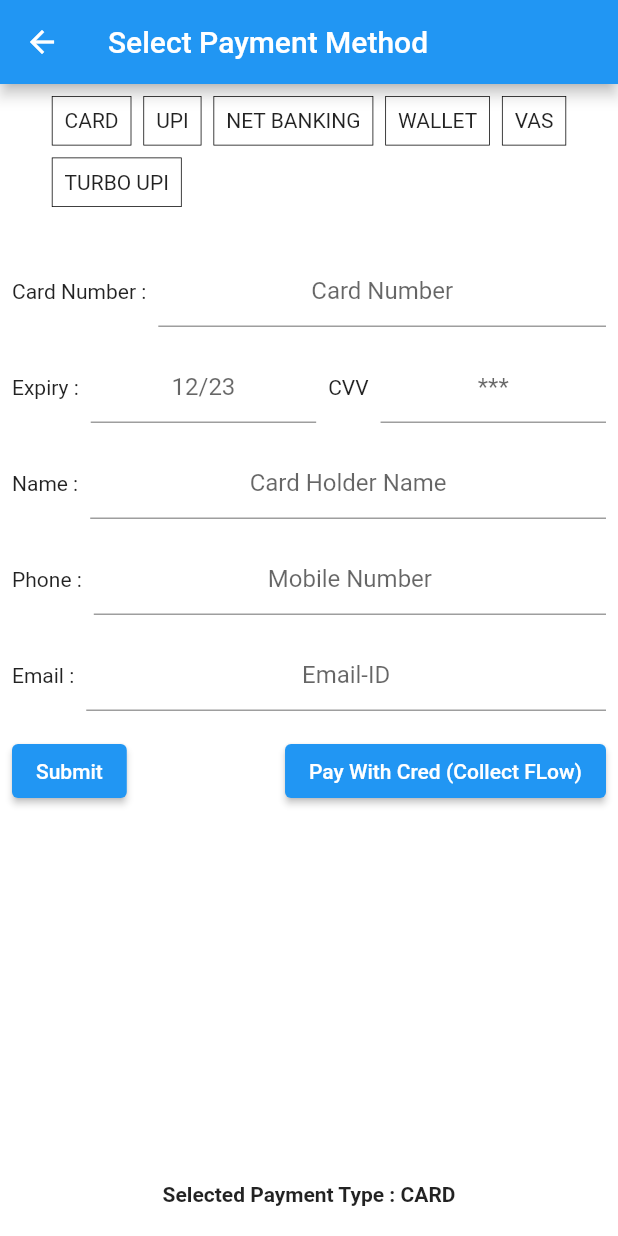
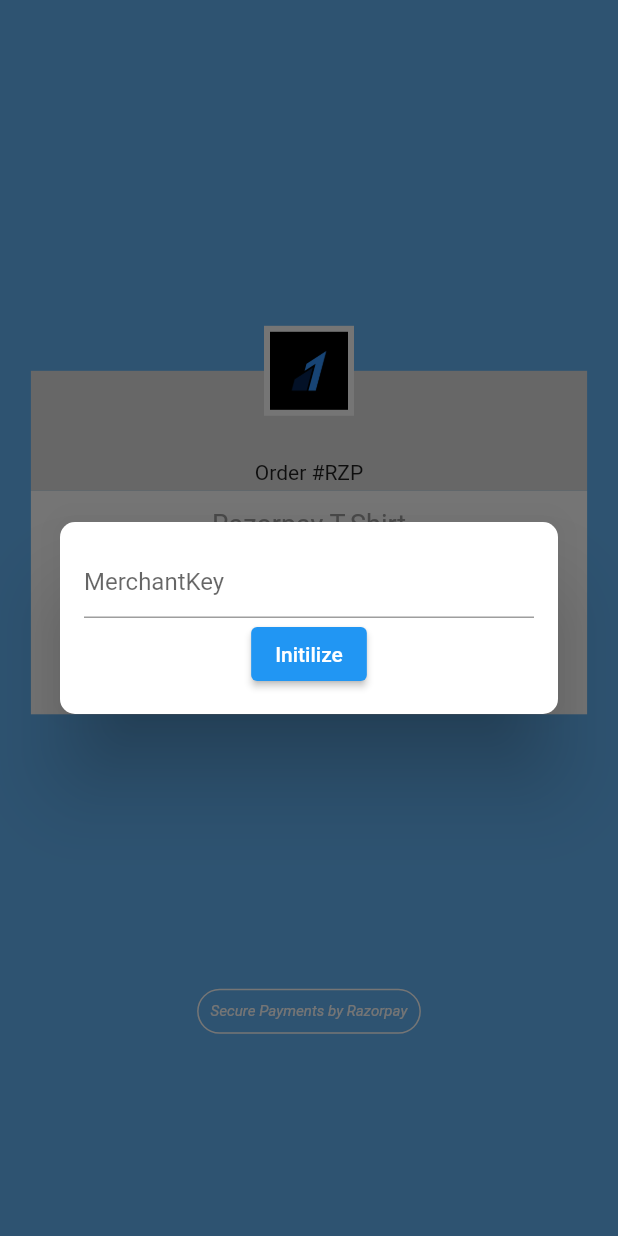
Before and after one commit to razorpay/razorpay-flutter-customui, a Flutter app: the screen it shows after launch, after a tap on "Purchase", on a phone screen of 412 x 824 dp. Run offline on Flutter 3.47's test engine with Material 2 defaults, Android fonts, the phone set to English and light mode, and no system bars; missing offline and left inert: dart:html, eventify.

Commit message:
Added popup for key input

```diff
--- a/example/lib/main.dart
+++ b/example/lib/main.dart
@@ -1,5 +1,6 @@
 import 'package:flutter/material.dart';
 import 'package:razorpay_flutter_customui_example/payment_slection_page.dart';
+import 'package:razorpay_flutter_customui_example/sdk_initilize_dialog.dart';
 
 void main() {
   runApp(MyApp());
@@ -93,13 +94,11 @@ class _MyHomePageState extends State<MyHomePage> {
                       SizedBox(height: 16.0),
                       ElevatedButton(
                         onPressed: () {
-                          Navigator.push(
-                            context,
-                            MaterialPageRoute(
-                              builder: (builder) {
-                                return PaymentSelectionPage();
-                              },
-                            ),
+                          showDialog(
+                            context: context,
+                            builder: (BuildContext context) {
+                              return SDKInitilizeDialog();
+                            },
                           );
                         },
                         child: Text('Purchase'),
--- a/example/lib/models/turbo_upi_model.dart
+++ b/example/lib/models/turbo_upi_model.dart
@@ -1,6 +1,5 @@
 
 class TurboUPIModel {
-  String? merchantKey;
   String? handle;
   String? mobileNumber;
 }
--- a/example/lib/payment_slection_page.dart
+++ b/example/lib/payment_slection_page.dart
@@ -19,6 +19,13 @@ import 'package:razorpay_flutter_customui/model/Error.dart';
 enum PaymentMethods { card, upi, nb, wallet, vas, turboUPI }
 
 class PaymentSelectionPage extends StatefulWidget {
+
+
+  late String sdkKey;
+  PaymentSelectionPage( String sdkKey){
+    this.sdkKey = sdkKey;
+  }
+
   @override
   _PaymentSelectionPageState createState() => _PaymentSelectionPageState();
 }
@@ -28,7 +35,7 @@ class _PaymentSelectionPageState extends State<PaymentSelectionPage> {
   String selectedPaymentType = 'CARD';
   PaymentMethods selectedMethod = PaymentMethods.card;
   CardInfoModel? cardInfoModel;
-  String key = "rzp_test_5sHeuuremkiApj"; //    //rzp_test_0wFRWIZnH65uny
+  String key ="" ; //
 
   String? availableUpiApps;
   bool showUpiApps = false;
@@ -45,7 +52,7 @@ class _PaymentSelectionPageState extends State<PaymentSelectionPage> {
   Map<dynamic, dynamic>? paymentMethods;
   List<NetBankingModel>? netBankingList;
   List<WalletModel>? walletsList;
-  late Razorpay _razorpay;
+
   Map<String, dynamic>? commonPaymentOptions;
   TextEditingController _controllerMerchantKey = new TextEditingController();
   TextEditingController _controllerHandle = new TextEditingController();
@@ -58,17 +65,21 @@ class _PaymentSelectionPageState extends State<PaymentSelectionPage> {
   // For Turbo UPI
   String turboUpiHandle = 'axisbank';
   String mobileNo = "";
+  late Razorpay _razorpay;
 
   @override
   void initState() {
     cardInfoModel = CardInfoModel();
     turboUPIModel = TurboUPIModel();
     initValueForTurboUPI();
-    _razorpay = Razorpay(key);
+    print("=====> sdk ${widget.sdkKey} ");
+     key = widget.sdkKey;
+     _razorpay = Razorpay(widget.sdkKey);
     _razorpay.on(Razorpay.EVENT_PAYMENT_SUCCESS, _handlePaymentSuccess);
     _razorpay.on(Razorpay.EVENT_PAYMENT_ERROR, _handlePaymentError);
     _razorpay.on(Razorpay.EVENT_UPI_TURBO_LINK_NEW_UPI_ACCOUNT, _handleNewUpiAccountResponse);
     fetchAllPaymentMethods();
+    print("=====> key ${key} ");
     netBankingOptions = {
       'key': key,
       'amount': 100,
@@ -101,7 +112,6 @@ class _PaymentSelectionPageState extends State<PaymentSelectionPage> {
   void initValueForTurboUPI(){
     _controllerMerchantKey.text = key;
     _controllerHandle.text = turboUpiHandle;
-    turboUPIModel?.merchantKey = key;
     turboUPIModel?.handle = turboUpiHandle ;
     _controllerMobile.text = mobileNo;
     turboUPIModel?.mobileNumber = mobileNo;
@@ -301,10 +311,7 @@ class _PaymentSelectionPageState extends State<PaymentSelectionPage> {
   }
 
   String validateTurboUpiFields() {
-    if ((turboUPIModel?.merchantKey == '') ||
-        (turboUPIModel?.merchantKey == null)) {
-      return 'Merchant Key Cannot be Empty';
-    }
+
     if ((turboUPIModel?.handle == '') || (turboUPIModel?.handle == null)) {
       return 'Handle Cannot be Empty';
     }
@@ -345,7 +352,7 @@ class _PaymentSelectionPageState extends State<PaymentSelectionPage> {
                     spacing: 8.0,
                     runSpacing: 8.0,
                     children: [
-                      PaymentTypeSelectionButton(
+               PaymentTypeSelectionButton(
                         paymentTitle: 'CARD',
                         onPaymentTypeTap: () {
                           setState(() {
@@ -462,16 +469,7 @@ class _PaymentSelectionPageState extends State<PaymentSelectionPage> {
       margin: EdgeInsets.all(8.0),
       child: Column(
         children: [
-          Flexible(
-            child: TextField(
-              controller: _controllerMerchantKey,
-              textAlign: TextAlign.start,
-              decoration: InputDecoration(
-                hintText: 'MerchantKey',
-              ),
-              onChanged: (newValue) => turboUPIModel?.merchantKey = newValue,
-            ),
-          ),
+
           SizedBox(height: 16.0),
           Flexible(
             child: TextField(
--- /dev/null
+++ b/example/lib/sdk_initilize_dialog.dart
@@ -0,0 +1,54 @@
+import 'package:flutter/material.dart';
+import 'package:razorpay_flutter_customui/razorpay_flutter_customui.dart';
+import 'package:razorpay_flutter_customui/model/upi_account.dart';
+import 'package:razorpay_flutter_customui/card.dart' as RazorPayCard;
+import 'package:razorpay_flutter_customui/model/Error.dart';
+import 'package:razorpay_flutter_customui_example/payment_slection_page.dart';
+
+class SDKInitilizeDialog extends StatelessWidget {
+  String sdkKey ='';
+  @override
+  Widget build(BuildContext context) {
+    return Dialog(
+      shape: RoundedRectangleBorder(borderRadius: BorderRadius.circular(10.0)),
+      child: Container(
+        padding: EdgeInsets.all(16.0),
+        child: Column(
+          mainAxisSize: MainAxisSize.min,
+          children: <Widget>[
+
+            Flexible(
+              child: TextField(
+                textAlign: TextAlign.start,
+                decoration: InputDecoration(
+                  hintText: 'MerchantKey',
+                ),
+                onChanged: (newValue) => sdkKey = newValue,
+              ),
+            ),
+
+            ElevatedButton(
+              onPressed: () {
+                if ((sdkKey == '') || (sdkKey == null)) {
+                  ScaffoldMessenger.of(context)
+                      .showSnackBar(SnackBar(content: Text("Please enter the key")));
+                  return;
+                }
+
+                Navigator.push(
+                  context,
+                  MaterialPageRoute(
+                    builder: (builder) {
+                      return PaymentSelectionPage( sdkKey);
+                    },
+                  ),
+                );
+              },
+              child: Text('Initilize'),
+            ),
+          ],
+        ),
+      ),
+    );
+  }
+}
```
